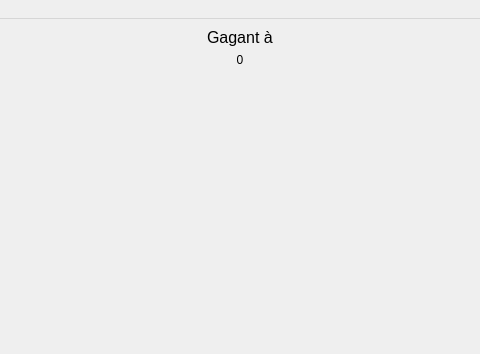
BenjaminPeyre/Chifoumi-InterfaceGraphiqueQt, file chifoumivue.ui: the form before one commit; both pictures show x 201 to 681 and y 0 to 354 of the 907 by 624 pixel window.
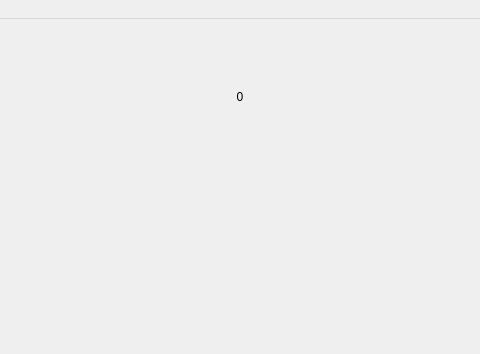
The form after the commit. Icons and pictures are not drawn.

Diff of the .ui file:
```diff
--- a/chifoumivue.ui
+++ b/chifoumivue.ui
@@ -103,19 +103,7 @@
           <item>
            <layout class="QVBoxLayout" name="verticalLayout_3">
             <item>
-             <widget class="QLabel" name="label">
-              <property name="font">
-               <font>
-                <pointsize>12</pointsize>
-               </font>
-              </property>
-              <property name="text">
-               <string>Gagant à</string>
-              </property>
-             </widget>
-            </item>
-            <item>
-             <widget class="QLabel" name="labelNbrPointPourGagne">
+             <widget class="QLabel" name="Chrono">
               <property name="text">
                <string>0</string>
               </property>
@@ -124,19 +112,6 @@
               </property>
              </widget>
             </item>
-            <item>
-             <spacer name="verticalSpacer">
-              <property name="orientation">
-               <enum>Qt::Vertical</enum>
-              </property>
-              <property name="sizeHint" stdset="0">
-               <size>
-                <width>20</width>
-                <height>60</height>
-               </size>
-              </property>
-             </spacer>
-            </item>
             <item>
              <widget class="QLabel" name="labelSNK">
               <property name="maximumSize">
```
